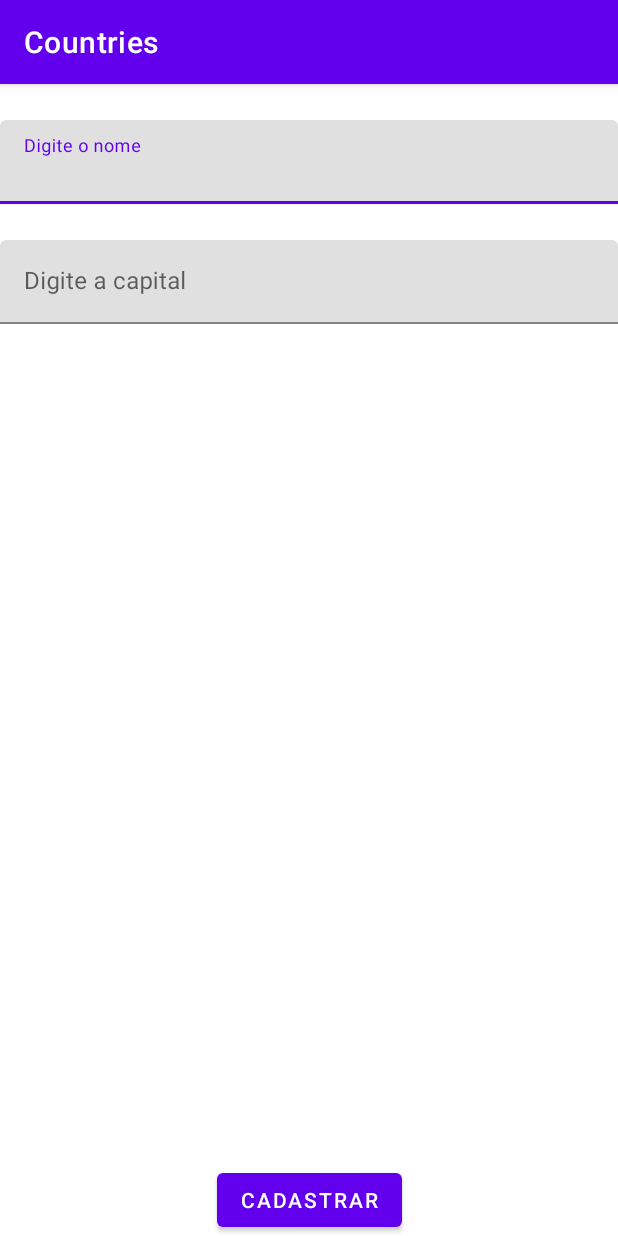
After one commit to Rphmelo/Android_3SIT_2023, an Android app: the fragment RegisterCountryFragment shown on its own in the app's theme, on a phone screen of 412 x 824 dp. The commit adds this screen. Run offline under Robolectric (Android 15) with nearby library versions, the phone set to English and light mode, and no system bars.

Commit message:
Aula 10 - Projeto Countries parte 1

```diff
--- /dev/null
+++ b/Countries/app/src/main/java/br/com/fiap/countries/RegisterCountryFragment.kt
@@ -0,0 +1,27 @@
+package br.com.fiap.countries
+
+import android.os.Bundle
+import android.view.LayoutInflater
+import android.view.View
+import android.view.ViewGroup
+import androidx.fragment.app.Fragment
+import br.com.fiap.countries.databinding.FragmentRegisterCountryBinding
+
+class RegisterCountryFragment : Fragment() {
+
+    lateinit var binding: FragmentRegisterCountryBinding
+
+    override fun onCreateView(
+        inflater: LayoutInflater,
+        container: ViewGroup?,
+        savedInstanceState: Bundle?
+    ): View? {
+        binding = FragmentRegisterCountryBinding.inflate(
+            inflater,
+            container,
+            false
+        )
+        return binding.root
+    }
+
+}
--- /dev/null
+++ b/Countries/app/src/main/res/layout/fragment_register_country.xml
@@ -0,0 +1,57 @@
+<?xml version="1.0" encoding="utf-8"?>
+<androidx.constraintlayout.widget.ConstraintLayout
+    xmlns:android="http://schemas.android.com/apk/res/android"
+    android:layout_width="match_parent"
+    android:layout_height="match_parent"
+    xmlns:app="http://schemas.android.com/apk/res-auto"
+    >
+
+    <com.google.android.material.textfield.TextInputLayout
+        android:id="@+id/textInputLayoutCountryName"
+        android:layout_width="match_parent"
+        android:layout_height="wrap_content"
+        android:hint="@string/country_name_label"
+        app:layout_constraintTop_toTopOf="parent"
+        app:layout_constraintStart_toStartOf="parent"
+        app:layout_constraintEnd_toEndOf="parent"
+        android:layout_marginTop="@dimen/spacing_lg"
+        >
+
+        <com.google.android.material.textfield.TextInputEditText
+            android:id="@+id/textInputEditTextCountryName"
+            android:layout_width="match_parent"
+            android:layout_height="wrap_content"
+            />
+
+    </com.google.android.material.textfield.TextInputLayout>
+
+    <com.google.android.material.textfield.TextInputLayout
+        android:id="@+id/textInputLayoutCountryCapital"
+        android:layout_width="match_parent"
+        android:layout_height="wrap_content"
+        android:hint="@string/country_capital_label"
+        app:layout_constraintTop_toBottomOf="@id/textInputLayoutCountryName"
+        app:layout_constraintStart_toStartOf="parent"
+        app:layout_constraintEnd_toEndOf="parent"
+        android:layout_marginTop="@dimen/spacing_lg"
+        >
+
+        <com.google.android.material.textfield.TextInputEditText
+            android:id="@+id/textInputEditTextCountryCapital"
+            android:layout_width="match_parent"
+            android:layout_height="wrap_content"
+            />
+
+    </com.google.android.material.textfield.TextInputLayout>
+
+    <Button
+        android:id="@+id/button_register"
+        android:layout_width="wrap_content"
+        android:layout_height="wrap_content"
+        android:text="@string/register_button_text"
+        app:layout_constraintStart_toStartOf="parent"
+        app:layout_constraintEnd_toEndOf="parent"
+        app:layout_constraintBottom_toBottomOf="parent"
+        />
+
+</androidx.constraintlayout.widget.ConstraintLayout>
--- /dev/null
+++ b/Countries/app/src/main/res/values/dimens.xml
@@ -0,0 +1,4 @@
+<?xml version="1.0" encoding="utf-8"?>
+<resources>
+    <dimen name="spacing_lg">24dp</dimen>
+</resources>
--- a/Countries/app/src/main/res/values/strings.xml
+++ b/Countries/app/src/main/res/values/strings.xml
@@ -1,3 +1,6 @@
 <resources>
     <string name="app_name">Countries</string>
+    <string name="country_name_label">Digite o nome</string>
+    <string name="country_capital_label">Digite a capital</string>
+    <string name="register_button_text">Cadastrar</string>
 </resources>
```
